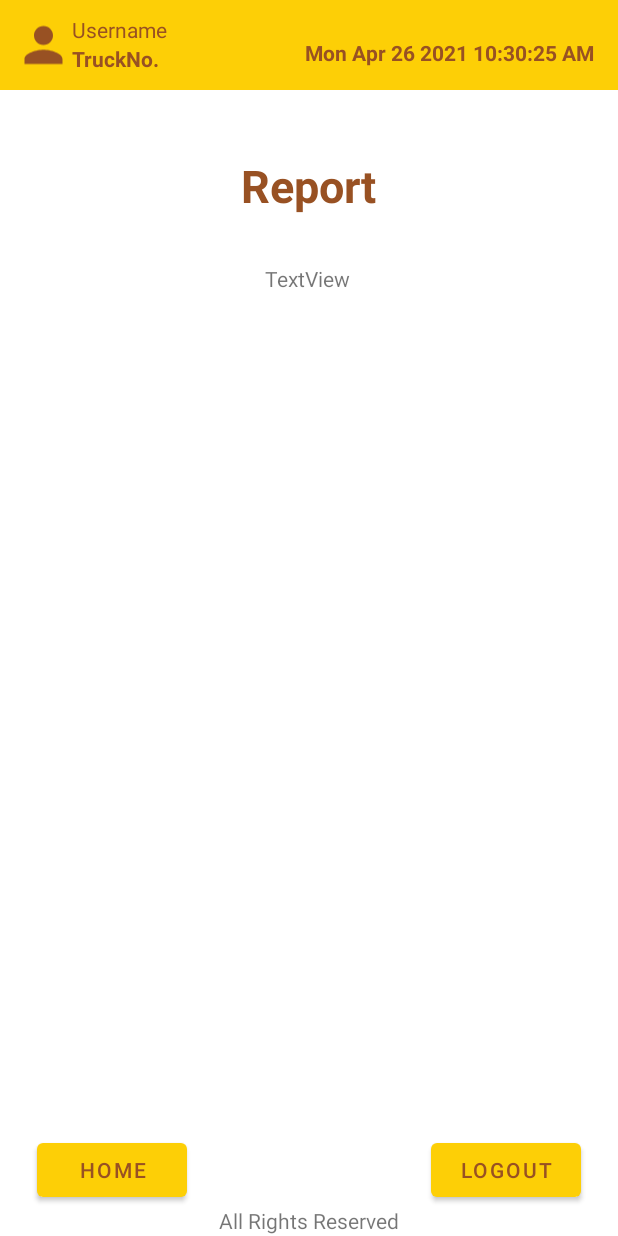
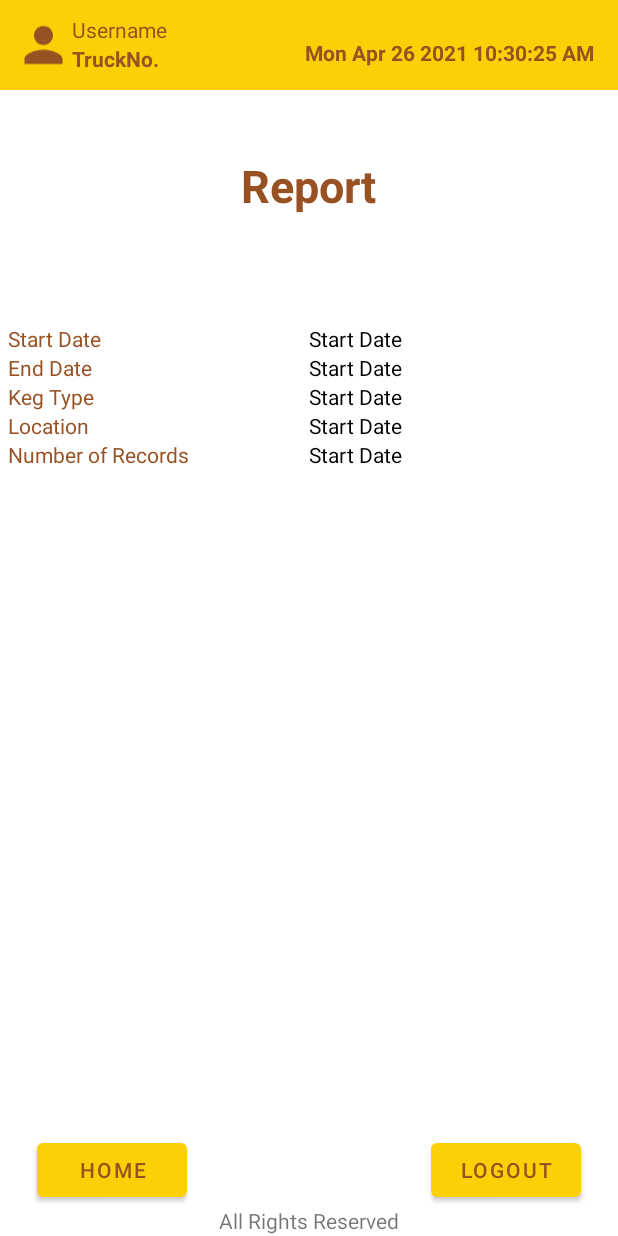
Before and after one commit to DevashishPrasad/BreweryKegTrackAndTrace, an Android app: the layout activity_report_text_view.xml on its own in the app's theme, with its tools: preview values and no code run, on a phone screen of 412 x 824 dp. Run offline under Robolectric (Android 15) with nearby library versions, the phone set to English and light mode, and no system bars; network calls fail.

Commit message:
did somthing

```diff
--- a/app/src/main/java/com/example/brewerykegtrackandtrace/ReportTextView.java
+++ b/app/src/main/java/com/example/brewerykegtrackandtrace/ReportTextView.java
@@ -3,23 +3,18 @@ package com.example.brewerykegtrackandtrace;
 import androidx.appcompat.app.AppCompatActivity;
 
 import android.os.Bundle;
-import android.os.Environment;
 import android.util.TypedValue;
 import android.widget.LinearLayout;
 import android.widget.TextView;
 import android.widget.Toast;
 
-import org.apache.poi.hssf.usermodel.HSSFRow;
-import org.apache.poi.hssf.usermodel.HSSFSheet;
-import org.apache.poi.hssf.usermodel.HSSFWorkbook;
 import org.json.JSONException;
 import org.json.JSONObject;
 
-import java.io.File;
-import java.io.FileOutputStream;
+public class ReportTextView extends AppCompatActivity {
+    LinearLayout nodlLL,tagserialLL,tagnameLL;
+    TextView startDateTV,endDateTV,kegTypeTV,locationTV,NORTV;
 
-public class ReportTextView extends AppCompatActivity {
-    LinearLayout listForRecords;
     @Override
     protected void onCreate(Bundle savedInstanceState) {
         super.onCreate(savedInstanceState);
@@ -28,30 +23,59 @@ public class ReportTextView extends AppCompatActivity {
         User.setActionbar(ReportTextView.this);
         User.goHome(this);
 
-        listForRecords = findViewById(R.id.listForRecordsLL);
+        // Get UI Elements
+        nodlLL = findViewById(R.id.nodlLL);
+        tagserialLL = findViewById(R.id.tagserialLL);
+        tagnameLL = findViewById(R.id.tagnameLL);
+
+        startDateTV = findViewById(R.id.startDateTV);
+        endDateTV = findViewById(R.id.endDateTV);
+        kegTypeTV = findViewById(R.id.kegTypeTV);
+        locationTV = findViewById(R.id.locationTV);
+        NORTV = findViewById(R.id.nortv);
+
+        // Update the Report Meta Data on UI
+        updateUiWithReportMetaData();
 
         try {
-            updateUiWithReport();
+            updateUiWithReport(); // Update the Table
         } catch (JSONException e) {
             // Todo Remove this
             Toast.makeText(this,"Something went wrong",Toast.LENGTH_SHORT).show();
         }
     }
 
+    void updateUiWithReportMetaData()
+    {
+        int len = User.reportJson.length();
+        startDateTV.setText(User.editData.get("start_date"));
+        endDateTV.setText(User.editData.get("end_date"));
+        kegTypeTV.setText(User.editData.get("keg_type"));
+        locationTV.setText(User.editData.get("location"));
+        NORTV.setText(String.valueOf(len));
+    }
 
     void updateUiWithReport() throws JSONException {
         int len = User.reportJson.length();
         for (int i = 0; i < len; i++) {
             JSONObject objects =  User.reportJson.getJSONObject(i);
 
-            String row = objects.getString("t_asset_tag")+"  "+
-                    objects.getString("t_asset_name")+"  "+
-                    objects.getString("no_days");
+            TextView tagSerial = new TextView(this);
+            TextView tagname = new TextView(this);
+            TextView nodl = new TextView(this);
 
-            TextView newTextView = new TextView(this);
-            newTextView.setTextSize(TypedValue.COMPLEX_UNIT_SP,16);
-            newTextView.setText(row);
-            listForRecords.addView(newTextView);
+            tagSerial.setTextSize(TypedValue.COMPLEX_UNIT_SP,16);
+            tagSerial.setText(objects.getString("t_asset_tag"));
+
+            tagname.setTextSize(TypedValue.COMPLEX_UNIT_SP,16);
+            tagname.setText(objects.getString("t_asset_name"));
+
+            nodl.setTextSize(TypedValue.COMPLEX_UNIT_SP,16);
+            nodl.setText(objects.getString("no_days"));
+
+            tagserialLL.addView(tagSerial);
+            tagnameLL.addView(tagname);
+            tagserialLL.addView(nodl);
 
         }
 
--- a/app/src/main/java/com/example/brewerykegtrackandtrace/ViewReport.java
+++ b/app/src/main/java/com/example/brewerykegtrackandtrace/ViewReport.java
@@ -51,7 +51,7 @@ public class ViewReport extends AppCompatActivity {
     ArrayList<Place> locations;
     private File filePath;
     String cust_file_name;
-    Map<String,String> param = new HashMap<>();
+    HashMap<String,String> param = new HashMap<>();
 
     // Life cycle methods
     @RequiresApi(api = Build.VERSION_CODES.M)
@@ -230,10 +230,15 @@ public class ViewReport extends AppCompatActivity {
                 public void onSuccess(JSONObject jsonResponse) {
                     try {
                         JSONArray jsonArray = jsonResponse.getJSONArray("data");
+
                         if(isExport)
                             writeExcel(jsonArray);
                         else {
                             User.reportJson = jsonArray;
+                            User.editData = param;
+                            User.editData.put("location",places_locations.get(selected_location));
+
+
                             goToViewReport();
                         }
                     }
--- a/app/src/main/java/com/example/brewerykegtrackandtrace/kCO2.java
+++ b/app/src/main/java/com/example/brewerykegtrackandtrace/kCO2.java
@@ -71,7 +71,7 @@ public class kCO2 extends Fragment {
             return view;
 
 
-        TagScanKegAdapter adapter = new TagScanKegAdapter(User.disp_list);
+        TagScanKegAdapter adapter = new TagScanKegAdapter(User.CO2_list);
         recyclerView.setHasFixedSize(true);
         recyclerView.setLayoutManager(new LinearLayoutManager(getActivity()));
 
--- a/app/src/main/java/com/example/brewerykegtrackandtrace/kDispenser.java
+++ b/app/src/main/java/com/example/brewerykegtrackandtrace/kDispenser.java
@@ -70,7 +70,7 @@ public class kDispenser extends Fragment {
         if(User.CO2_list.size() == 0)
             return view;
 
-        TagScanKegAdapter adapter = new TagScanKegAdapter(User.CO2_list);
+        TagScanKegAdapter adapter = new TagScanKegAdapter(User.disp_list);
         recyclerView.setHasFixedSize(true);
 //        recyclerView.setLayoutManager(new LinearLayoutManager(getContext()));
         recyclerView.setLayoutManager(new LinearLayoutManager(getActivity()));
--- a/app/src/main/res/layout/activity_report_text_view.xml
+++ b/app/src/main/res/layout/activity_report_text_view.xml
@@ -29,32 +29,158 @@
         app:layout_constraintTop_toTopOf="parent"
         app:layout_constraintVertical_bias="0.132" />
 
-    <TextView
-        android:id="@+id/textView31"
-        android:layout_width="wrap_content"
+    <GridLayout
+        android:layout_width="match_parent"
         android:layout_height="wrap_content"
-        android:text="TextView"
-        app:layout_constraintBottom_toBottomOf="@+id/include4"
+        android:alignmentMode="alignMargins"
+        android:columnCount="2"
+        android:rowCount="3"
+        android:padding="5dp"
+        app:layout_constraintBottom_toTopOf="@+id/scrollView3"
         app:layout_constraintEnd_toEndOf="parent"
-        app:layout_constraintHorizontal_bias="0.498"
         app:layout_constraintStart_toStartOf="parent"
-        app:layout_constraintTop_toBottomOf="@+id/textView30"
-        app:layout_constraintVertical_bias="0.048" />
+        app:layout_constraintTop_toBottomOf="@+id/textView30">
+
+
+        <TextView
+            android:layout_width="0dp"
+            android:layout_height="wrap_content"
+            android:layout_rowWeight="1"
+            android:layout_columnWeight="1"
+
+            android:text="Start Date"
+            android:textColor="@color/stroke_color"/>
+
+        <TextView
+            android:id="@+id/startDateTV"
+            android:layout_width="0dp"
+            android:layout_height="wrap_content"
+            android:layout_rowWeight="1"
+
+            android:layout_columnWeight="1"
+            android:text="Start Date"
+            android:textColor="#000" />
+
+        <TextView
+            android:layout_width="0dp"
+            android:layout_height="wrap_content"
+            android:layout_rowWeight="1"
+            android:layout_columnWeight="1"
+
+            android:text="End Date"
+            android:textColor="@color/stroke_color"/>
+
+        <TextView
+            android:id="@+id/endDateTV"
+            android:layout_width="0dp"
+            android:layout_height="wrap_content"
+            android:layout_rowWeight="1"
+
+            android:layout_columnWeight="1"
+            android:text="Start Date"
+            android:textColor="#000" />
+
+        <TextView
+            android:layout_width="0dp"
+            android:layout_height="wrap_content"
+            android:layout_rowWeight="1"
+            android:layout_columnWeight="1"
+
+            android:text="Keg Type"
+            android:textColor="@color/stroke_color"/>
+
+        <TextView
+            android:id="@+id/kegTypeTV"
+            android:layout_width="0dp"
+            android:layout_height="wrap_content"
+            android:layout_rowWeight="1"
+
+            android:layout_columnWeight="1"
+            android:text="Start Date"
+            android:textColor="#000" />
+
+        <TextView
+            android:layout_width="0dp"
+            android:layout_height="wrap_content"
+            android:layout_rowWeight="1"
+            android:layout_columnWeight="1"
+
+            android:text="Location"
+            android:textColor="@color/stroke_color"/>
+
+        <TextView
+            android:id="@+id/locationTV"
+            android:layout_width="0dp"
+            android:layout_height="wrap_content"
+            android:layout_rowWeight="1"
+
+            android:layout_columnWeight="1"
+            android:text="Start Date"
+            android:textColor="#000" />
+
+
+
+        <TextView
+            android:layout_width="0dp"
+            android:layout_height="wrap_content"
+            android:layout_rowWeight="1"
+            android:layout_columnWeight="1"
+
+            android:text="Number of Records"
+            android:textColor="@color/stroke_color"/>
+
+        <TextView
+            android:id="@+id/nortv"
+            android:layout_width="0dp"
+            android:layout_height="wrap_content"
+            android:layout_rowWeight="1"
+
+            android:layout_columnWeight="1"
+            android:text="Start Date"
+            android:textColor="#000" />
+    </GridLayout>
 
     <ScrollView
-        android:layout_width="408dp"
-        android:layout_height="311dp"
+        android:id="@+id/scrollView3"
+        android:layout_width="match_parent"
+        android:layout_height="0dp"
+        android:padding="3dp"
         app:layout_constraintBottom_toTopOf="@+id/include4"
         app:layout_constraintEnd_toEndOf="parent"
+        app:layout_constraintHeight_percent="0.45"
         app:layout_constraintStart_toStartOf="parent"
         app:layout_constraintTop_toTopOf="parent"
         app:layout_constraintVertical_bias="1.0">
 
         <LinearLayout
-
-            android:id="@+id/listForRecordsLL"
             android:layout_width="match_parent"
             android:layout_height="wrap_content"
-            android:orientation="vertical" />
+            android:orientation="horizontal">
+
+            <LinearLayout
+                android:id="@+id/tagserialLL"
+                android:layout_width="0dp"
+                android:layout_weight="2"
+                android:layout_height="wrap_content"
+                android:orientation="vertical">
+
+            </LinearLayout>
+
+            <LinearLayout
+                android:id="@+id/tagnameLL"
+                android:layout_width="match_parent"
+                android:layout_height="wrap_content"
+                android:orientation="vertical"></LinearLayout>
+
+            <LinearLayout
+
+                android:id="@+id/nodlLL"
+                android:layout_width="match_parent"
+                android:layout_height="wrap_content"
+                android:orientation="vertical" >
+
+            </LinearLayout>
+        </LinearLayout>
     </ScrollView>
+
 </androidx.constraintlayout.widget.ConstraintLayout>
```
